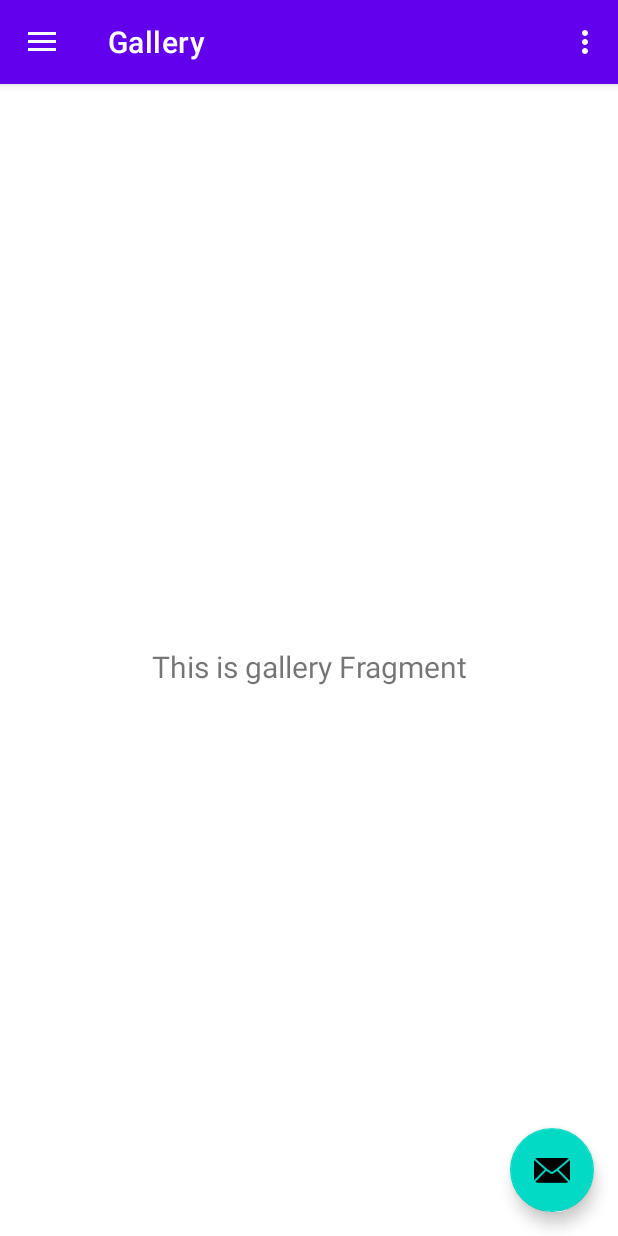
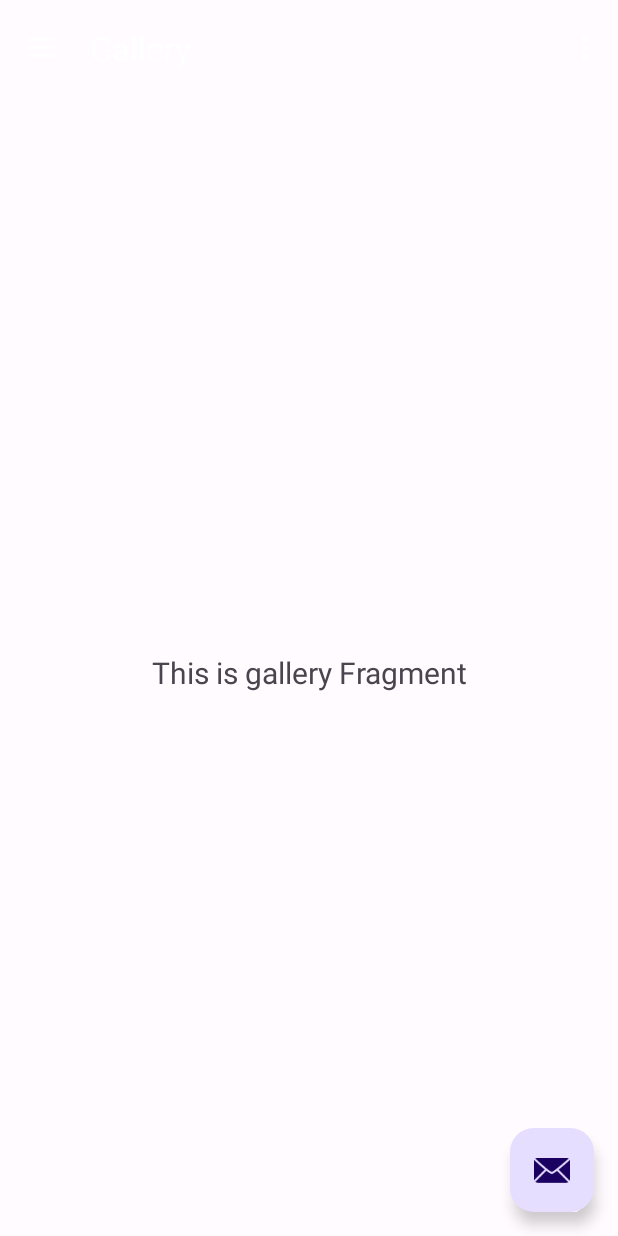
Before and after one commit to alejandraJA/Horario, an Android app: the screen it shows after launch (MainActivity), in the side drawer, after a tap on "Gallery", on a phone screen of 412 x 824 dp. Run offline under Robolectric (Android 15) with nearby library versions, the phone set to English and light mode, and no system bars; our stand-ins replace Dagger/Hilt's generated code, navigation-ui.

Commit message:
change theme

```diff
--- a/app/src/main/java/com/ale/horarios/MainActivity.kt
+++ b/app/src/main/java/com/ale/horarios/MainActivity.kt
@@ -24,7 +24,7 @@ class MainActivity : AppCompatActivity() {
         binding = ActivityMainBinding.inflate(layoutInflater)
         setContentView(binding.root)
 
-        setSupportActionBar(binding.appBarMain.toolbar)
+        setSupportActionBar(binding.appBarMain.topAppBar)
 
         binding.appBarMain.fab.setOnClickListener { view ->
             Snackbar.make(view, "Replace with your own action", Snackbar.LENGTH_LONG)
--- /dev/null
+++ b/app/src/main/res/drawable/round_close_24.xml
@@ -0,0 +1,5 @@
+<vector android:height="24dp" android:tint="#000000"
+    android:viewportHeight="24" android:viewportWidth="24"
+    android:width="24dp" xmlns:android="http://schemas.android.com/apk/res/android">
+    <path android:fillColor="@android:color/white" android:pathData="M18.3,5.71c-0.39,-0.39 -1.02,-0.39 -1.41,0L12,10.59 7.11,5.7c-0.39,-0.39 -1.02,-0.39 -1.41,0 -0.39,0.39 -0.39,1.02 0,1.41L10.59,12 5.7,16.89c-0.39,0.39 -0.39,1.02 0,1.41 0.39,0.39 1.02,0.39 1.41,0L12,13.41l4.89,4.89c0.39,0.39 1.02,0.39 1.41,0 0.39,-0.39 0.39,-1.02 0,-1.41L13.41,12l4.89,-4.89c0.38,-0.38 0.38,-1.02 0,-1.4z"/>
+</vector>
--- a/app/src/main/res/drawable/side_nav_bar.xml
+++ b/app/src/main/res/drawable/side_nav_bar.xml
@@ -2,8 +2,8 @@
     android:shape="rectangle">
     <gradient
         android:angle="135"
-        android:centerColor="#009688"
-        android:endColor="#00695C"
-        android:startColor="#4DB6AC"
+        android:centerColor="@color/md_theme_dark_primaryContainer"
+        android:endColor="@color/md_theme_dark_onPrimary"
+        android:startColor="@color/md_theme_dark_inversePrimary"
         android:type="linear" />
 </shape>
--- a/app/src/main/res/layout/app_bar_main.xml
+++ b/app/src/main/res/layout/app_bar_main.xml
@@ -11,12 +11,22 @@
         android:layout_height="wrap_content"
         android:theme="@style/Theme.Horarios.AppBarOverlay">
 
-        <androidx.appcompat.widget.Toolbar
-            android:id="@+id/toolbar"
+        <com.google.android.material.appbar.MaterialToolbar
+            android:id="@+id/topAppBar"
             android:layout_width="match_parent"
-            android:layout_height="?attr/actionBarSize"
-            android:background="?attr/colorPrimary"
-            app:popupTheme="@style/Theme.Horarios.PopupOverlay" />
+            android:layout_height="wrap_content"
+            android:minHeight="?attr/actionBarSize"
+            app:title="un titulo"
+            app:popupTheme="@style/Theme.Horarios.PopupOverlay"
+            app:navigationIcon="@drawable/round_close_24" />
+
+<!--            app:menu="@menu/top_app_bar"-->
+<!--        <androidx.appcompat.widget.Toolbar-->
+<!--            android:id="@+id/toolbar"-->
+<!--            android:layout_width="match_parent"-->
+<!--            android:layout_height="?attr/actionBarSize"-->
+<!--            android:background="?attr/colorPrimary"-->
+<!--            app:popupTheme="@style/Theme.Horarios.PopupOverlay" />-->
 
     </com.google.android.material.appbar.AppBarLayout>
 
--- a/app/src/main/res/mipmap-anydpi-v26/ic_launcher_round.xml
+++ b/app/src/main/res/mipmap-anydpi-v26/ic_launcher_round.xml
@@ -1,6 +1,6 @@
 <?xml version="1.0" encoding="utf-8"?>
 <adaptive-icon xmlns:android="http://schemas.android.com/apk/res/android">
-    <background android:drawable="@drawable/ic_launcher_background" />
+    <background android:drawable="@drawable/side_nav_bar" />
     <foreground android:drawable="@drawable/ic_launcher_foreground" />
     <monochrome android:drawable="@drawable/ic_launcher_foreground" />
 </adaptive-icon>
--- a/app/src/main/res/values-night/themes.xml
+++ b/app/src/main/res/values-night/themes.xml
@@ -1,16 +1,33 @@
 <resources xmlns:tools="http://schemas.android.com/tools">
     <!-- Base application theme. -->
-    <style name="Theme.Horarios" parent="Theme.MaterialComponents.DayNight.DarkActionBar">
-        <!-- Primary brand color. -->
-        <item name="colorPrimary">@color/purple_200</item>
-        <item name="colorPrimaryVariant">@color/purple_700</item>
-        <item name="colorOnPrimary">@color/black</item>
-        <!-- Secondary brand color. -->
-        <item name="colorSecondary">@color/teal_200</item>
-        <item name="colorSecondaryVariant">@color/teal_200</item>
-        <item name="colorOnSecondary">@color/black</item>
-        <!-- Status bar color. -->
-        <item name="android:statusBarColor">?attr/colorPrimaryVariant</item>
+    <style name="Theme.Horarios" parent="Theme.Material3.Dark.NoActionBar">
+        <item name="colorPrimary">@color/md_theme_dark_primary</item>
+        <item name="colorOnPrimary">@color/md_theme_dark_onPrimary</item>
+        <item name="colorPrimaryContainer">@color/md_theme_dark_primaryContainer</item>
+        <item name="colorOnPrimaryContainer">@color/md_theme_dark_onPrimaryContainer</item>
+        <item name="colorSecondary">@color/md_theme_dark_secondary</item>
+        <item name="colorOnSecondary">@color/md_theme_dark_onSecondary</item>
+        <item name="colorSecondaryContainer">@color/md_theme_dark_secondaryContainer</item>
+        <item name="colorOnSecondaryContainer">@color/md_theme_dark_onSecondaryContainer</item>
+        <item name="colorTertiary">@color/md_theme_dark_tertiary</item>
+        <item name="colorOnTertiary">@color/md_theme_dark_onTertiary</item>
+        <item name="colorTertiaryContainer">@color/md_theme_dark_tertiaryContainer</item>
+        <item name="colorOnTertiaryContainer">@color/md_theme_dark_onTertiaryContainer</item>
+        <item name="colorError">@color/md_theme_dark_error</item>
+        <item name="colorErrorContainer">@color/md_theme_dark_errorContainer</item>
+        <item name="colorOnError">@color/md_theme_dark_onError</item>
+        <item name="colorOnErrorContainer">@color/md_theme_dark_onErrorContainer</item>
+        <item name="android:colorBackground">@color/md_theme_dark_background</item>
+        <item name="colorOnBackground">@color/md_theme_dark_onBackground</item>
+        <item name="colorSurface">@color/md_theme_dark_surface</item>
+        <item name="colorOnSurface">@color/md_theme_dark_onSurface</item>
+        <item name="colorSurfaceVariant">@color/md_theme_dark_surfaceVariant</item>
+        <item name="colorOnSurfaceVariant">@color/md_theme_dark_onSurfaceVariant</item>
+        <item name="colorOutline">@color/md_theme_dark_outline</item>
+        <item name="colorOnSurfaceInverse">@color/md_theme_dark_inverseOnSurface</item>
+        <item name="colorSurfaceInverse">@color/md_theme_dark_inverseSurface</item>
+        <item name="colorPrimaryInverse">@color/md_theme_dark_inversePrimary</item>
         <!-- Customize your theme here. -->
+        <item name="android:statusBarColor">@color/md_theme_dark_background</item>
     </style>
 </resources>
--- a/app/src/main/res/values/colors.xml
+++ b/app/src/main/res/values/colors.xml
@@ -1,10 +1,64 @@
 <?xml version="1.0" encoding="utf-8"?>
 <resources>
-    <color name="purple_200">#FFBB86FC</color>
-    <color name="purple_500">#FF6200EE</color>
-    <color name="purple_700">#FF3700B3</color>
-    <color name="teal_200">#FF03DAC5</color>
-    <color name="teal_700">#FF018786</color>
-    <color name="black">#FF000000</color>
-    <color name="white">#FFFFFFFF</color>
+    <color name="seed">#5f52a7</color>
+    <color name="md_theme_light_primary">#5F52A7</color>
+    <color name="md_theme_light_onPrimary">#FFFFFF</color>
+    <color name="md_theme_light_primaryContainer">#E5DEFF</color>
+    <color name="md_theme_light_onPrimaryContainer">#1A0161</color>
+    <color name="md_theme_light_secondary">#605C71</color>
+    <color name="md_theme_light_onSecondary">#FFFFFF</color>
+    <color name="md_theme_light_secondaryContainer">#E5DFF9</color>
+    <color name="md_theme_light_onSecondaryContainer">#1C192B</color>
+    <color name="md_theme_light_tertiary">#7C5264</color>
+    <color name="md_theme_light_onTertiary">#FFFFFF</color>
+    <color name="md_theme_light_tertiaryContainer">#FFD8E6</color>
+    <color name="md_theme_light_onTertiaryContainer">#301120</color>
+    <color name="md_theme_light_error">#BA1A1A</color>
+    <color name="md_theme_light_errorContainer">#FFDAD6</color>
+    <color name="md_theme_light_onError">#FFFFFF</color>
+    <color name="md_theme_light_onErrorContainer">#410002</color>
+    <color name="md_theme_light_background">#FFFBFF</color>
+    <color name="md_theme_light_onBackground">#1C1B1F</color>
+    <color name="md_theme_light_surface">#FFFBFF</color>
+    <color name="md_theme_light_onSurface">#1C1B1F</color>
+    <color name="md_theme_light_surfaceVariant">#E5E0EC</color>
+    <color name="md_theme_light_onSurfaceVariant">#48454E</color>
+    <color name="md_theme_light_outline">#79757F</color>
+    <color name="md_theme_light_inverseOnSurface">#F4EFF4</color>
+    <color name="md_theme_light_inverseSurface">#313033</color>
+    <color name="md_theme_light_inversePrimary">#C9BFFF</color>
+    <color name="md_theme_light_shadow">#000000</color>
+    <color name="md_theme_light_surfaceTint">#5F52A7</color>
+    <color name="md_theme_light_outlineVariant">#C9C5D0</color>
+    <color name="md_theme_light_scrim">#000000</color>
+    <color name="md_theme_dark_primary">#C9BFFF</color>
+    <color name="md_theme_dark_onPrimary">#302176</color>
+    <color name="md_theme_dark_primaryContainer">#47398D</color>
+    <color name="md_theme_dark_onPrimaryContainer">#E5DEFF</color>
+    <color name="md_theme_dark_secondary">#C9C3DC</color>
+    <color name="md_theme_dark_onSecondary">#312E41</color>
+    <color name="md_theme_dark_secondaryContainer">#484459</color>
+    <color name="md_theme_dark_onSecondaryContainer">#E5DFF9</color>
+    <color name="md_theme_dark_tertiary">#EDB8CD</color>
+    <color name="md_theme_dark_onTertiary">#482536</color>
+    <color name="md_theme_dark_tertiaryContainer">#623B4C</color>
+    <color name="md_theme_dark_onTertiaryContainer">#FFD8E6</color>
+    <color name="md_theme_dark_error">#FFB4AB</color>
+    <color name="md_theme_dark_errorContainer">#93000A</color>
+    <color name="md_theme_dark_onError">#690005</color>
+    <color name="md_theme_dark_onErrorContainer">#FFDAD6</color>
+    <color name="md_theme_dark_background">#1C1B1F</color>
+    <color name="md_theme_dark_onBackground">#E5E1E6</color>
+    <color name="md_theme_dark_surface">#1C1B1F</color>
+    <color name="md_theme_dark_onSurface">#E5E1E6</color>
+    <color name="md_theme_dark_surfaceVariant">#48454E</color>
+    <color name="md_theme_dark_onSurfaceVariant">#C9C5D0</color>
+    <color name="md_theme_dark_outline">#938F99</color>
+    <color name="md_theme_dark_inverseOnSurface">#1C1B1F</color>
+    <color name="md_theme_dark_inverseSurface">#E5E1E6</color>
+    <color name="md_theme_dark_inversePrimary">#5F52A7</color>
+    <color name="md_theme_dark_shadow">#000000</color>
+    <color name="md_theme_dark_surfaceTint">#C9BFFF</color>
+    <color name="md_theme_dark_outlineVariant">#48454E</color>
+    <color name="md_theme_dark_scrim">#000000</color>
 </resources>
--- a/app/src/main/res/values/themes.xml
+++ b/app/src/main/res/values/themes.xml
@@ -1,16 +1,35 @@
 <resources xmlns:tools="http://schemas.android.com/tools">
     <!-- Base application theme. -->
-    <style name="Theme.Horarios" parent="Theme.MaterialComponents.DayNight.DarkActionBar">
+    <style name="Theme.Horarios" parent="Theme.Material3.Light.NoActionBar">
         <!-- Primary brand color. -->
-        <item name="colorPrimary">@color/purple_500</item>
-        <item name="colorPrimaryVariant">@color/purple_700</item>
-        <item name="colorOnPrimary">@color/white</item>
-        <!-- Secondary brand color. -->
-        <item name="colorSecondary">@color/teal_200</item>
-        <item name="colorSecondaryVariant">@color/teal_700</item>
-        <item name="colorOnSecondary">@color/black</item>
+        <item name="colorPrimary">@color/md_theme_light_primary</item>
+        <item name="colorOnPrimary">@color/md_theme_light_onPrimary</item>
+        <item name="colorPrimaryContainer">@color/md_theme_light_primaryContainer</item>
+        <item name="colorOnPrimaryContainer">@color/md_theme_light_onPrimaryContainer</item>
+        <item name="colorSecondary">@color/md_theme_light_secondary</item>
+        <item name="colorOnSecondary">@color/md_theme_light_onSecondary</item>
+        <item name="colorSecondaryContainer">@color/md_theme_light_secondaryContainer</item>
+        <item name="colorOnSecondaryContainer">@color/md_theme_light_onSecondaryContainer</item>
+        <item name="colorTertiary">@color/md_theme_light_tertiary</item>
+        <item name="colorOnTertiary">@color/md_theme_light_onTertiary</item>
+        <item name="colorTertiaryContainer">@color/md_theme_light_tertiaryContainer</item>
+        <item name="colorOnTertiaryContainer">@color/md_theme_light_onTertiaryContainer</item>
+        <item name="colorError">@color/md_theme_light_error</item>
+        <item name="colorErrorContainer">@color/md_theme_light_errorContainer</item>
+        <item name="colorOnError">@color/md_theme_light_onError</item>
+        <item name="colorOnErrorContainer">@color/md_theme_light_onErrorContainer</item>
+        <item name="android:colorBackground">@color/md_theme_light_background</item>
+        <item name="colorOnBackground">@color/md_theme_light_onBackground</item>
+        <item name="colorSurface">@color/md_theme_light_surface</item>
+        <item name="colorOnSurface">@color/md_theme_light_onSurface</item>
+        <item name="colorSurfaceVariant">@color/md_theme_light_surfaceVariant</item>
+        <item name="colorOnSurfaceVariant">@color/md_theme_light_onSurfaceVariant</item>
+        <item name="colorOutline">@color/md_theme_light_outline</item>
+        <item name="colorOnSurfaceInverse">@color/md_theme_light_inverseOnSurface</item>
+        <item name="colorSurfaceInverse">@color/md_theme_light_inverseSurface</item>
+        <item name="colorPrimaryInverse">@color/md_theme_light_inversePrimary</item>
         <!-- Status bar color. -->
-        <item name="android:statusBarColor">?attr/colorPrimaryVariant</item>
+        <item name="android:statusBarColor">@color/md_theme_light_background</item>
         <!-- Customize your theme here. -->
     </style>
 
```
